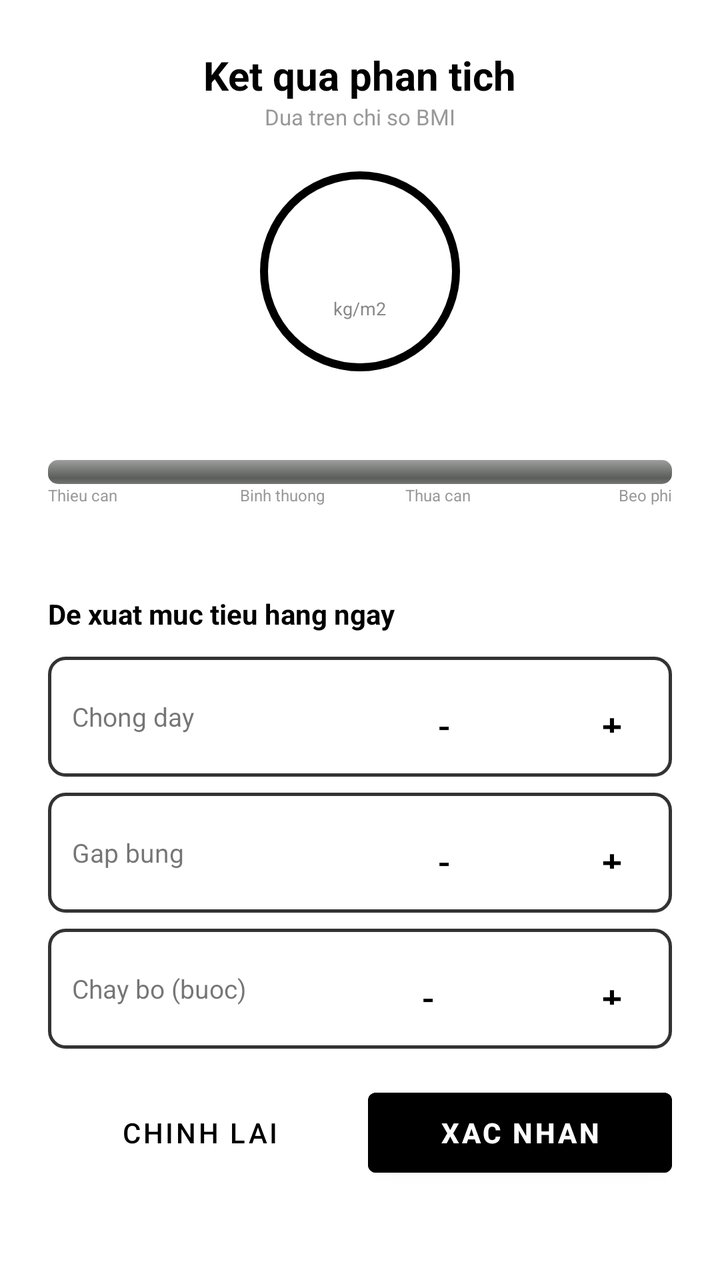
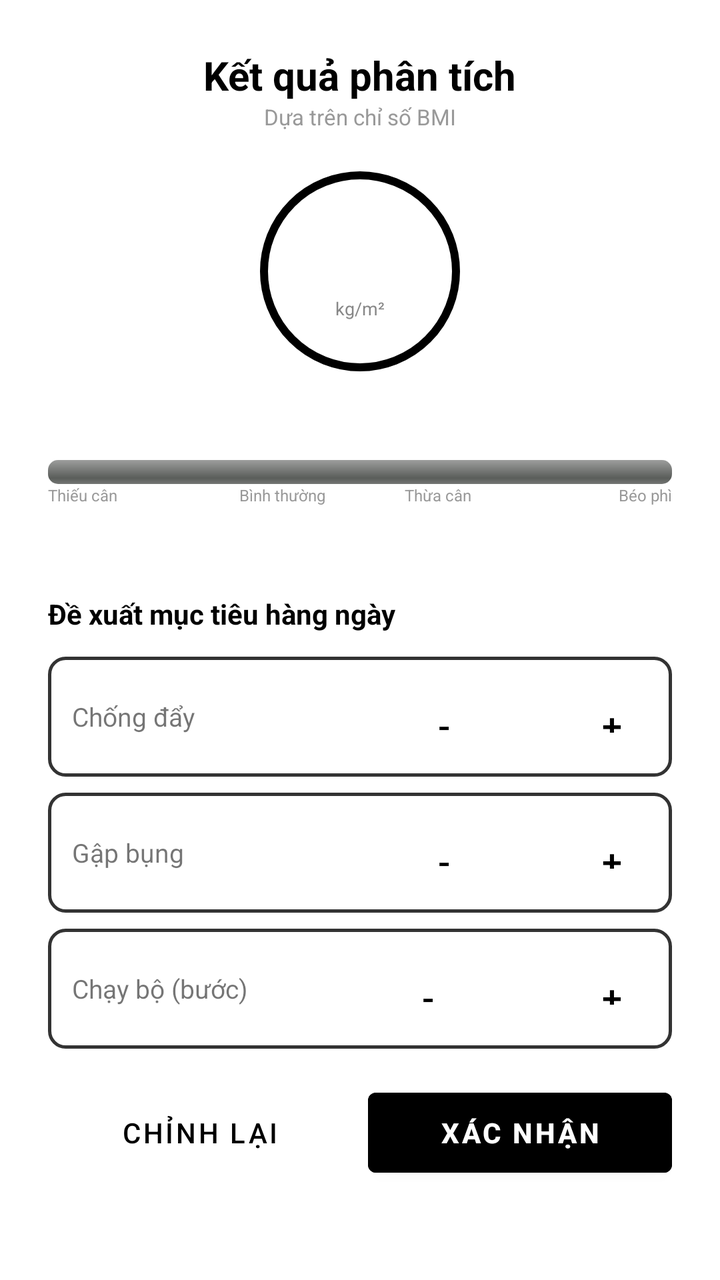

Compare the two renders of this Android layout. The source of the first and the diff that turns it into the second are given below.
<!-- AndroidManifest.xml: application theme Theme.FitTrack -->
<!-- res/layout/activity_bmi_result.xml -->
<?xml version="1.0" encoding="utf-8"?>
<ScrollView xmlns:android="http://schemas.android.com/apk/res/android" android:layout_width="match_parent" android:layout_height="match_parent" android:background="@android:color/white">
    <LinearLayout android:layout_width="match_parent" android:layout_height="wrap_content" android:orientation="vertical" android:padding="24dp" android:gravity="center_horizontal">
        <TextView android:layout_width="wrap_content" android:layout_height="wrap_content" android:text="Ket qua phan tich" android:textSize="20sp" android:textStyle="bold" android:textColor="#000" />
        <TextView android:layout_width="wrap_content" android:layout_height="wrap_content" android:text="Dua tren chi so BMI" android:textSize="11sp" android:textColor="#999" android:layout_marginBottom="20dp" />
        <LinearLayout android:layout_width="100dp" android:layout_height="100dp" android:gravity="center" android:orientation="vertical" android:background="@drawable/circle_border">
            <TextView android:id="@+id/tvBmiValue" android:layout_width="wrap_content" android:layout_height="wrap_content" android:textSize="28sp" android:textStyle="bold" android:textColor="#000" />
            <TextView android:layout_width="wrap_content" android:layout_height="wrap_content" android:text="kg/m2" android:textSize="9sp" android:textColor="#888" />
        </LinearLayout>
        <TextView android:id="@+id/tvBmiCategory" android:layout_width="wrap_content" android:layout_height="wrap_content" android:textSize="15sp" android:textStyle="bold" android:textColor="#000" android:layout_marginTop="8dp" />
        <ProgressBar android:id="@+id/pbBmi" android:layout_width="match_parent" android:layout_height="12dp" android:layout_marginTop="16dp" style="@android:style/Widget.ProgressBar.Horizontal" />
        <LinearLayout android:layout_width="match_parent" android:layout_height="wrap_content" android:layout_marginBottom="8dp"><TextView android:layout_width="0dp" android:layout_weight="1" android:layout_height="wrap_content" android:text="Thieu can" android:textSize="8sp" android:textColor="#999" /><TextView android:layout_width="0dp" android:layout_weight="1" android:layout_height="wrap_content" android:text="Binh thuong" android:textSize="8sp" android:textColor="#999" android:gravity="center" /><TextView android:layout_width="0dp" android:layout_weight="1" android:layout_height="wrap_content" android:text="Thua can" android:textSize="8sp" android:textColor="#999" android:gravity="center" /><TextView android:layout_width="0dp" android:layout_weight="1" android:layout_height="wrap_content" android:text="Beo phi" android:textSize="8sp" android:textColor="#999" android:gravity="end" /></LinearLayout>
        <TextView android:id="@+id/tvBmiSuggestion" android:layout_width="match_parent" android:layout_height="wrap_content" android:textSize="12sp" android:textColor="#666" android:gravity="center" android:layout_marginBottom="20dp" />
        <TextView android:layout_width="match_parent" android:layout_height="wrap_content" android:text="De xuat muc tieu hang ngay" android:textSize="14sp" android:textStyle="bold" android:textColor="#000" android:layout_marginBottom="12dp" />
        <LinearLayout android:layout_width="match_parent" android:layout_height="wrap_content" android:gravity="center_vertical" android:padding="12dp" android:layout_marginBottom="8dp" android:background="@drawable/border_rounded">
            <TextView android:layout_width="0dp" android:layout_weight="1" android:layout_height="wrap_content" android:text="Chong day" android:textSize="13sp" />
            <Button android:id="@+id/btnPushupMinus" android:layout_width="36dp" android:layout_height="36dp" android:text="-" android:textSize="18sp" style="?android:attr/buttonBarButtonStyle" />
            <TextView android:id="@+id/tvTargetPushup" android:layout_width="48dp" android:layout_height="wrap_content" android:textSize="18sp" android:textStyle="bold" android:gravity="center" />
            <Button android:id="@+id/btnPushupPlus" android:layout_width="36dp" android:layout_height="36dp" android:text="+" android:textSize="18sp" style="?android:attr/buttonBarButtonStyle" />
        </LinearLayout>
        <LinearLayout android:layout_width="match_parent" android:layout_height="wrap_content" android:gravity="center_vertical" android:padding="12dp" android:layout_marginBottom="8dp" android:background="@drawable/border_rounded">
            <TextView android:layout_width="0dp" android:layout_weight="1" android:layout_height="wrap_content" android:text="Gap bung" android:textSize="13sp" />
            <Button android:id="@+id/btnSitupMinus" android:layout_width="36dp" android:layout_height="36dp" android:text="-" android:textSize="18sp" style="?android:attr/buttonBarButtonStyle" />
            <TextView android:id="@+id/tvTargetSitup" android:layout_width="48dp" android:layout_height="wrap_content" android:textSize="18sp" android:textStyle="bold" android:gravity="center" />
            <Button android:id="@+id/btnSitupPlus" android:layout_width="36dp" android:layout_height="36dp" android:text="+" android:textSize="18sp" style="?android:attr/buttonBarButtonStyle" />
        </LinearLayout>
        <LinearLayout android:layout_width="match_parent" android:layout_height="wrap_content" android:gravity="center_vertical" android:padding="12dp" android:layout_marginBottom="16dp" android:background="@drawable/border_rounded">
            <TextView android:layout_width="0dp" android:layout_weight="1" android:layout_height="wrap_content" android:text="Chay bo (buoc)" android:textSize="13sp" />
            <Button android:id="@+id/btnStepsMinus" android:layout_width="36dp" android:layout_height="36dp" android:text="-" android:textSize="18sp" style="?android:attr/buttonBarButtonStyle" />
            <TextView android:id="@+id/tvTargetSteps" android:layout_width="56dp" android:layout_height="wrap_content" android:textSize="18sp" android:textStyle="bold" android:gravity="center" />
            <Button android:id="@+id/btnStepsPlus" android:layout_width="36dp" android:layout_height="36dp" android:text="+" android:textSize="18sp" style="?android:attr/buttonBarButtonStyle" />
        </LinearLayout>
        <LinearLayout android:layout_width="match_parent" android:layout_height="wrap_content">
            <Button android:id="@+id/btnEdit" android:layout_width="0dp" android:layout_weight="1" android:layout_height="52dp" android:text="Chinh lai" android:textColor="#000" android:layout_marginEnd="8dp" style="?android:attr/buttonBarButtonStyle" />
            <Button android:id="@+id/btnConfirm" android:layout_width="0dp" android:layout_weight="1" android:layout_height="52dp" android:text="Xac nhan" android:textColor="@android:color/white" android:textStyle="bold" android:backgroundTint="#000" />
        </LinearLayout>
    </LinearLayout>
</ScrollView>
<!-- resources referenced by this layout -->
<resources>
  <!-- drawable border_rounded (drawable) -->
  <?xml version="1.0" encoding="utf-8"?>
  <shape xmlns:android="http://schemas.android.com/apk/res/android" android:shape="rectangle">
      <stroke android:width="1.5dp" android:color="#333333" />
      <corners android:radius="8dp" />
  </shape>
  <!-- drawable circle_border (drawable) -->
  <?xml version="1.0" encoding="utf-8"?>
  <shape xmlns:android="http://schemas.android.com/apk/res/android" android:shape="oval">
      <stroke android:width="4dp" android:color="#000000" />
  </shape>
  <style name="Theme.FitTrack" parent="Theme.MaterialComponents.Light.NoActionBar">
          <item name="colorPrimary">#000000</item>
          <item name="colorPrimaryDark">#000000</item>
          <item name="colorAccent">#333333</item>
          <item name="android:windowBackground">@android:color/white</item>
      </style>
</resources>

<!-- the commit's change to res/layout/activity_bmi_result.xml (unified diff, before → after) -->
@@ -1,38 +1,273 @@
 <?xml version="1.0" encoding="utf-8"?>
-<ScrollView xmlns:android="http://schemas.android.com/apk/res/android" android:layout_width="match_parent" android:layout_height="match_parent" android:background="@android:color/white">
-    <LinearLayout android:layout_width="match_parent" android:layout_height="wrap_content" android:orientation="vertical" android:padding="24dp" android:gravity="center_horizontal">
-        <TextView android:layout_width="wrap_content" android:layout_height="wrap_content" android:text="Ket qua phan tich" android:textSize="20sp" android:textStyle="bold" android:textColor="#000" />
-        <TextView android:layout_width="wrap_content" android:layout_height="wrap_content" android:text="Dua tren chi so BMI" android:textSize="11sp" android:textColor="#999" android:layout_marginBottom="20dp" />
-        <LinearLayout android:layout_width="100dp" android:layout_height="100dp" android:gravity="center" android:orientation="vertical" android:background="@drawable/circle_border">
-            <TextView android:id="@+id/tvBmiValue" android:layout_width="wrap_content" android:layout_height="wrap_content" android:textSize="28sp" android:textStyle="bold" android:textColor="#000" />
-            <TextView android:layout_width="wrap_content" android:layout_height="wrap_content" android:text="kg/m2" android:textSize="9sp" android:textColor="#888" />
-        </LinearLayout>
-        <TextView android:id="@+id/tvBmiCategory" android:layout_width="wrap_content" android:layout_height="wrap_content" android:textSize="15sp" android:textStyle="bold" android:textColor="#000" android:layout_marginTop="8dp" />
-        <ProgressBar android:id="@+id/pbBmi" android:layout_width="match_parent" android:layout_height="12dp" android:layout_marginTop="16dp" style="@android:style/Widget.ProgressBar.Horizontal" />
-        <LinearLayout android:layout_width="match_parent" android:layout_height="wrap_content" android:layout_marginBottom="8dp"><TextView android:layout_width="0dp" android:layout_weight="1" android:layout_height="wrap_content" android:text="Thieu can" android:textSize="8sp" android:textColor="#999" /><TextView android:layout_width="0dp" android:layout_weight="1" android:layout_height="wrap_content" android:text="Binh thuong" android:textSize="8sp" android:textColor="#999" android:gravity="center" /><TextView android:layout_width="0dp" android:layout_weight="1" android:layout_height="wrap_content" android:text="Thua can" android:textSize="8sp" android:textColor="#999" android:gravity="center" /><TextView android:layout_width="0dp" android:layout_weight="1" android:layout_height="wrap_content" android:text="Beo phi" android:textSize="8sp" android:textColor="#999" android:gravity="end" /></LinearLayout>
-        <TextView android:id="@+id/tvBmiSuggestion" android:layout_width="match_parent" android:layout_height="wrap_content" android:textSize="12sp" android:textColor="#666" android:gravity="center" android:layout_marginBottom="20dp" />
-        <TextView android:layout_width="match_parent" android:layout_height="wrap_content" android:text="De xuat muc tieu hang ngay" android:textSize="14sp" android:textStyle="bold" android:textColor="#000" android:layout_marginBottom="12dp" />
-        <LinearLayout android:layout_width="match_parent" android:layout_height="wrap_content" android:gravity="center_vertical" android:padding="12dp" android:layout_marginBottom="8dp" android:background="@drawable/border_rounded">
-            <TextView android:layout_width="0dp" android:layout_weight="1" android:layout_height="wrap_content" android:text="Chong day" android:textSize="13sp" />
-            <Button android:id="@+id/btnPushupMinus" android:layout_width="36dp" android:layout_height="36dp" android:text="-" android:textSize="18sp" style="?android:attr/buttonBarButtonStyle" />
-            <TextView android:id="@+id/tvTargetPushup" android:layout_width="48dp" android:layout_height="wrap_content" android:textSize="18sp" android:textStyle="bold" android:gravity="center" />
-            <Button android:id="@+id/btnPushupPlus" android:layout_width="36dp" android:layout_height="36dp" android:text="+" android:textSize="18sp" style="?android:attr/buttonBarButtonStyle" />
-        </LinearLayout>
-        <LinearLayout android:layout_width="match_parent" android:layout_height="wrap_content" android:gravity="center_vertical" android:padding="12dp" android:layout_marginBottom="8dp" android:background="@drawable/border_rounded">
-            <TextView android:layout_width="0dp" android:layout_weight="1" android:layout_height="wrap_content" android:text="Gap bung" android:textSize="13sp" />
-            <Button android:id="@+id/btnSitupMinus" android:layout_width="36dp" android:layout_height="36dp" android:text="-" android:textSize="18sp" style="?android:attr/buttonBarButtonStyle" />
-            <TextView android:id="@+id/tvTargetSitup" android:layout_width="48dp" android:layout_height="wrap_content" android:textSize="18sp" android:textStyle="bold" android:gravity="center" />
-            <Button android:id="@+id/btnSitupPlus" android:layout_width="36dp" android:layout_height="36dp" android:text="+" android:textSize="18sp" style="?android:attr/buttonBarButtonStyle" />
-        </LinearLayout>
-        <LinearLayout android:layout_width="match_parent" android:layout_height="wrap_content" android:gravity="center_vertical" android:padding="12dp" android:layout_marginBottom="16dp" android:background="@drawable/border_rounded">
-            <TextView android:layout_width="0dp" android:layout_weight="1" android:layout_height="wrap_content" android:text="Chay bo (buoc)" android:textSize="13sp" />
-            <Button android:id="@+id/btnStepsMinus" android:layout_width="36dp" android:layout_height="36dp" android:text="-" android:textSize="18sp" style="?android:attr/buttonBarButtonStyle" />
-            <TextView android:id="@+id/tvTargetSteps" android:layout_width="56dp" android:layout_height="wrap_content" android:textSize="18sp" android:textStyle="bold" android:gravity="center" />
-            <Button android:id="@+id/btnStepsPlus" android:layout_width="36dp" android:layout_height="36dp" android:text="+" android:textSize="18sp" style="?android:attr/buttonBarButtonStyle" />
-        </LinearLayout>
-        <LinearLayout android:layout_width="match_parent" android:layout_height="wrap_content">
-            <Button android:id="@+id/btnEdit" android:layout_width="0dp" android:layout_weight="1" android:layout_height="52dp" android:text="Chinh lai" android:textColor="#000" android:layout_marginEnd="8dp" style="?android:attr/buttonBarButtonStyle" />
-            <Button android:id="@+id/btnConfirm" android:layout_width="0dp" android:layout_weight="1" android:layout_height="52dp" android:text="Xac nhan" android:textColor="@android:color/white" android:textStyle="bold" android:backgroundTint="#000" />
+<ScrollView xmlns:android="http://schemas.android.com/apk/res/android"
+    android:layout_width="match_parent"
+    android:layout_height="match_parent"
+    android:background="@android:color/white">
+
+    <LinearLayout
+        android:layout_width="match_parent"
+        android:layout_height="wrap_content"
+        android:orientation="vertical"
+        android:padding="24dp"
+        android:gravity="center_horizontal">
+
+        <TextView
+            android:layout_width="wrap_content"
+            android:layout_height="wrap_content"
+            android:text="Kết quả phân tích"
+            android:textSize="20sp"
+            android:textStyle="bold"
+            android:textColor="#000" />
+
+        <TextView
+            android:layout_width="wrap_content"
+            android:layout_height="wrap_content"
+            android:text="Dựa trên chỉ số BMI"
+            android:textSize="11sp"
+            android:textColor="#999"
+            android:layout_marginBottom="20dp" />
+
+        <LinearLayout
+            android:layout_width="100dp"
+            android:layout_height="100dp"
+            android:gravity="center"
+            android:orientation="vertical"
+            android:background="@drawable/circle_border">
+
+            <TextView
+                android:id="@+id/tvBmiValue"
+                android:layout_width="wrap_content"
+                android:layout_height="wrap_content"
+                android:textSize="28sp"
+                android:textStyle="bold"
+                android:textColor="#000" />
+
+            <TextView
+                android:layout_width="wrap_content"
+                android:layout_height="wrap_content"
+                android:text="kg/m²"
+                android:textSize="9sp"
+                android:textColor="#888" />
+        </LinearLayout>
+
+        <TextView
+            android:id="@+id/tvBmiCategory"
+            android:layout_width="wrap_content"
+            android:layout_height="wrap_content"
+            android:textSize="15sp"
+            android:textStyle="bold"
+            android:textColor="#000"
+            android:layout_marginTop="8dp" />
+
+        <ProgressBar
+            android:id="@+id/pbBmi"
+            android:layout_width="match_parent"
+            android:layout_height="12dp"
+            android:layout_marginTop="16dp"
+            style="@android:style/Widget.ProgressBar.Horizontal" />
+
+        <LinearLayout
+            android:layout_width="match_parent"
+            android:layout_height="wrap_content"
+            android:layout_marginBottom="8dp">
+
+            <TextView
+                android:layout_width="0dp"
+                android:layout_weight="1"
+                android:layout_height="wrap_content"
+                android:text="Thiếu cân"
+                android:textSize="8sp"
+                android:textColor="#999" />
+
+            <TextView
+                android:layout_width="0dp"
+                android:layout_weight="1"
+                android:layout_height="wrap_content"
+                android:text="Bình thường"
+                android:textSize="8sp"
+                android:textColor="#999"
+                android:gravity="center" />
+
+            <TextView
+                android:layout_width="0dp"
+                android:layout_weight="1"
+                android:layout_height="wrap_content"
+                android:text="Thừa cân"
+                android:textSize="8sp"
+                android:textColor="#999"
+                android:gravity="center" />
+
+            <TextView
+                android:layout_width="0dp"
+                android:layout_weight="1"
+                android:layout_height="wrap_content"
+                android:text="Béo phì"
+                android:textSize="8sp"
+                android:textColor="#999"
+                android:gravity="end" />
+        </LinearLayout>
+
+        <TextView
+            android:id="@+id/tvBmiSuggestion"
+            android:layout_width="match_parent"
+            android:layout_height="wrap_content"
+            android:textSize="12sp"
+            android:textColor="#666"
+            android:gravity="center"
+            android:layout_marginBottom="20dp" />
+
+        <TextView
+            android:layout_width="match_parent"
+            android:layout_height="wrap_content"
+            android:text="Đề xuất mục tiêu hàng ngày"
+            android:textSize="14sp"
+            android:textStyle="bold"
+            android:textColor="#000"
+            android:layout_marginBottom="12dp" />
+
+        <LinearLayout
+            android:layout_width="match_parent"
+            android:layout_height="wrap_content"
+            android:gravity="center_vertical"
+            android:padding="12dp"
+            android:layout_marginBottom="8dp"
+            android:background="@drawable/border_rounded">
+
+            <TextView
+                android:layout_width="0dp"
+                android:layout_weight="1"
+                android:layout_height="wrap_content"
+                android:text="Chống đẩy"
+                android:textSize="13sp" />
+
+            <Button
+                android:id="@+id/btnPushupMinus"
+                android:layout_width="36dp"
+                android:layout_height="36dp"
+                android:text="-"
+                android:textSize="18sp"
+                style="?android:attr/buttonBarButtonStyle" />
+
+            <TextView
+                android:id="@+id/tvTargetPushup"
+                android:layout_width="48dp"
+                android:layout_height="wrap_content"
+                android:textSize="18sp"
+                android:textStyle="bold"
+                android:gravity="center" />
+
+            <Button
+                android:id="@+id/btnPushupPlus"
+                android:layout_width="36dp"
+                android:layout_height="36dp"
+                android:text="+"
+                android:textSize="18sp"
+                style="?android:attr/buttonBarButtonStyle" />
+        </LinearLayout>
+
+        <LinearLayout
+            android:layout_width="match_parent"
+            android:layout_height="wrap_content"
+            android:gravity="center_vertical"
+            android:padding="12dp"
+            android:layout_marginBottom="8dp"
+            android:background="@drawable/border_rounded">
+
+            <TextView
+                android:layout_width="0dp"
+                android:layout_weight="1"
+                android:layout_height="wrap_content"
+                android:text="Gập bụng"
+                android:textSize="13sp" />
+
+            <Button
+                android:id="@+id/btnSitupMinus"
+                android:layout_width="36dp"
+                android:layout_height="36dp"
+                android:text="-"
+                android:textSize="18sp"
+                style="?android:attr/buttonBarButtonStyle" />
+
+            <TextView
+                android:id="@+id/tvTargetSitup"
+                android:layout_width="48dp"
+                android:layout_height="wrap_content"
+                android:textSize="18sp"
+                android:textStyle="bold"
+                android:gravity="center" />
+
+            <Button
+                android:id="@+id/btnSitupPlus"
+                android:layout_width="36dp"
+                android:layout_height="36dp"
+                android:text="+"
+                android:textSize="18sp"
+                style="?android:attr/buttonBarButtonStyle" />
+        </LinearLayout>
+
+        <LinearLayout
+            android:layout_width="match_parent"
+            android:layout_height="wrap_content"
+            android:gravity="center_vertical"
+            android:padding="12dp"
+            android:layout_marginBottom="16dp"
+            android:background="@drawable/border_rounded">
+
+            <TextView
+                android:layout_width="0dp"
+                android:layout_weight="1"
+                android:layout_height="wrap_content"
+                android:text="Chạy bộ (bước)"
+                android:textSize="13sp" />
+
+            <Button
+                android:id="@+id/btnStepsMinus"
+                android:layout_width="36dp"
+                android:layout_height="36dp"
+                android:text="-"
+                android:textSize="18sp"
+                style="?android:attr/buttonBarButtonStyle" />
+
+            <TextView
+                android:id="@+id/tvTargetSteps"
+                android:layout_width="56dp"
+                android:layout_height="wrap_content"
+                android:textSize="18sp"
+                android:textStyle="bold"
+                android:gravity="center" />
+
+            <Button
+                android:id="@+id/btnStepsPlus"
+                android:layout_width="36dp"
+                android:layout_height="36dp"
+                android:text="+"
+                android:textSize="18sp"
+                style="?android:attr/buttonBarButtonStyle" />
+        </LinearLayout>
+
+        <LinearLayout
+            android:layout_width="match_parent"
+            android:layout_height="wrap_content">
+
+            <Button
+                android:id="@+id/btnEdit"
+                android:layout_width="0dp"
+                android:layout_weight="1"
+                android:layout_height="52dp"
+                android:text="Chỉnh lại"
+                android:textColor="#000"
+                android:layout_marginEnd="8dp"
+                style="?android:attr/buttonBarButtonStyle" />
+
+            <Button
+                android:id="@+id/btnConfirm"
+                android:layout_width="0dp"
+                android:layout_weight="1"
+                android:layout_height="52dp"
+                android:text="Xác nhận"
+                android:textColor="@android:color/white"
+                android:textStyle="bold"
+                android:backgroundTint="#000" />
         </LinearLayout>
     </LinearLayout>
 </ScrollView>
